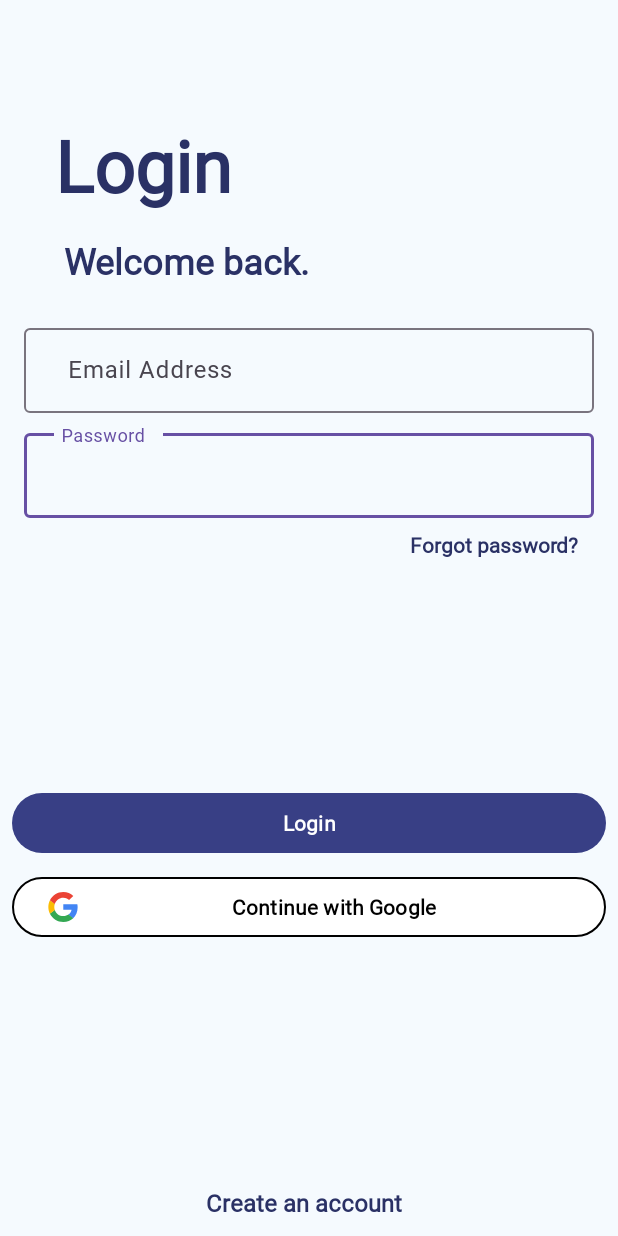
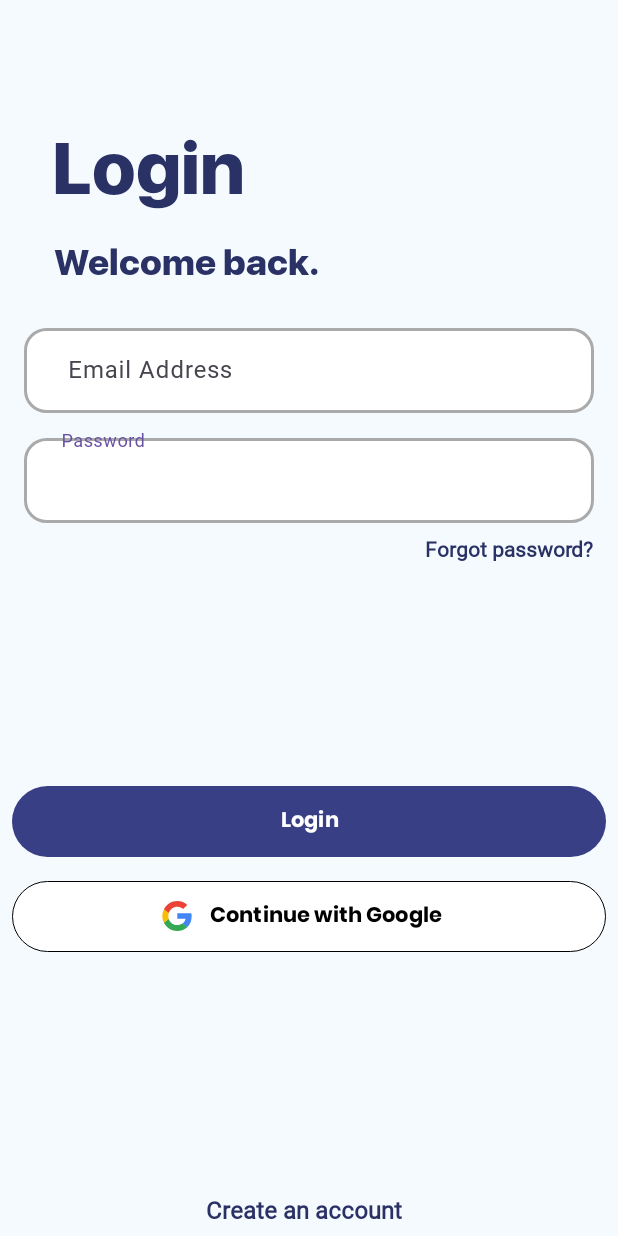
Before and after one commit to VandalByte/Nautica, an Android app: the LoginActivity screen opened directly, with no data from a screen before it, on a phone screen of 412 x 824 dp. Run offline under Robolectric (Android 15) with nearby library versions, the light colour scheme and no system bars.

Commit message:
Symmetry change - Added 2 new fonts to fonts dir - Applied the fonts to respective texts - Added a rounded.xml to Drawable shape for rounded edge for input fields - Added padding to Login & Google Login - Reduced stroke

```diff
--- /dev/null
+++ b/app/src/main/res/drawable/rounded.xml
@@ -0,0 +1,6 @@
+<?xml version="1.0" encoding="utf-8"?>
+<shape xmlns:android="http://schemas.android.com/apk/res/android">
+    <solid android:color="@android:color/white" />
+    <corners android:radius="14dp" />
+    <stroke android:width="2dp" android:color="@android:color/darker_gray" />
+</shape>
--- a/app/src/main/res/layout/activity_login.xml
+++ b/app/src/main/res/layout/activity_login.xml
@@ -16,7 +16,7 @@
         android:layout_marginStart="32dp"
         android:layout_marginTop="77dp"
         android:layout_marginEnd="123dp"
-        android:fontFamily="@font/sf_pro"
+        android:fontFamily="@font/sf_bol"
         android:paddingTop="0dp"
         android:paddingBottom="8dp"
         android:text=" Login"
@@ -30,16 +30,16 @@
     <com.google.android.material.button.MaterialButton
         android:id="@+id/loginBtn"
         android:layout_width="0dp"
-        android:layout_height="wrap_content"
+        android:layout_height="55dp"
         android:layout_marginStart="8dp"
         android:layout_marginEnd="8dp"
         android:layout_marginBottom="8dp"
-        android:fontFamily="@font/sf_pro"
+        android:fontFamily="@font/poppins_bold"
         android:text="Login"
         android:textColor="@color/white"
         android:textStyle="bold"
         app:backgroundTint="@color/loginBtn"
-        app:cornerRadius="24dp"
+        app:cornerRadius="25dp"
         app:layout_constraintBottom_toTopOf="@+id/googleSignInBtn"
         app:layout_constraintEnd_toEndOf="parent"
         app:layout_constraintStart_toStartOf="parent" />
@@ -47,12 +47,14 @@
     <com.google.android.material.button.MaterialButton
         android:id="@+id/googleSignInBtn"
         android:layout_width="0dp"
-        android:layout_height="wrap_content"
+        android:layout_height="55dp"
         android:layout_marginStart="8dp"
         android:layout_marginTop="227dp"
         android:layout_marginEnd="8dp"
-        android:fontFamily="@font/sf_pro"
+        android:fontFamily="@font/poppins_bold"
+        android:paddingLeft="100dp"
         android:text="Continue with Google"
+        android:textAlignment="textStart"
         android:textColor="@color/black"
         android:textStyle="bold"
         app:backgroundTint="@color/white"
@@ -66,12 +68,12 @@
         app:layout_constraintStart_toStartOf="parent"
         app:layout_constraintTop_toTopOf="@+id/textView6"
         app:strokeColor="@color/black"
-        app:strokeWidth="1dp" />
+        app:strokeWidth="0.5dp" />
 
     <com.google.android.material.textfield.TextInputLayout
         android:id="@+id/textInputLayoutPassword"
         android:layout_width="0dp"
-        android:layout_height="wrap_content"
+        android:layout_height="65dp"
         android:layout_marginStart="8dp"
         android:layout_marginTop="8dp"
         android:layout_marginEnd="8dp"
@@ -86,6 +88,7 @@
             android:layout_marginLeft="8dp"
             android:layout_marginRight="8dp"
             android:fontFamily="@font/sf_pro"
+            android:background="@drawable/rounded"
             android:hint="   Password"
             android:importantForAccessibility="yes"
             android:inputType="textPassword" />
@@ -95,23 +98,23 @@
         android:id="@+id/textView4"
         android:layout_width="199dp"
         android:layout_height="48dp"
-        android:layout_marginStart="32dp"
+        android:layout_marginStart="24dp"
         android:layout_marginEnd="233dp"
-        android:fontFamily="@font/sf_pro"
+        android:fontFamily="@font/sf_bol"
         android:paddingBottom="0dp"
         android:text="   Welcome back."
         android:textColor="@color/loginColorPrimary"
         android:textSize="24sp"
         android:textStyle="bold"
         app:layout_constraintEnd_toEndOf="parent"
-        app:layout_constraintHorizontal_bias="0.415"
+        app:layout_constraintHorizontal_bias="0.390"
         app:layout_constraintStart_toStartOf="@+id/textView"
         app:layout_constraintTop_toBottomOf="@+id/textView" />
 
     <com.google.android.material.textfield.TextInputLayout
         android:id="@+id/textInputLayoutEmail"
         android:layout_width="0dp"
-        android:layout_height="wrap_content"
+        android:layout_height="65dp"
         android:layout_marginStart="8dp"
         android:layout_marginTop="8dp"
         android:layout_marginEnd="8dp"
@@ -126,6 +129,7 @@
             android:layout_marginLeft="8dp"
             android:layout_marginTop="8dp"
             android:layout_marginRight="8dp"
+            android:background="@drawable/rounded"
             android:fontFamily="@font/sf_pro"
             android:hint="   Email Address"
             android:importantForAccessibility="yes"
@@ -154,8 +158,8 @@
         android:id="@+id/textView6"
         android:layout_width="wrap_content"
         android:layout_height="wrap_content"
-        android:layout_marginTop="8dp"
-        android:layout_marginEnd="18dp"
+        android:layout_marginTop="4dp"
+        android:layout_marginEnd="8dp"
         android:fontFamily="@font/sf_pro"
         android:text="Forgot password?"
         android:textColor="@color/loginColorPrimary"
```
Also changed, not shown: app/src/main/res/font/sf_bol.ttf (added), app/src/main/res/font/sf_extra_bold.ttf (added).
